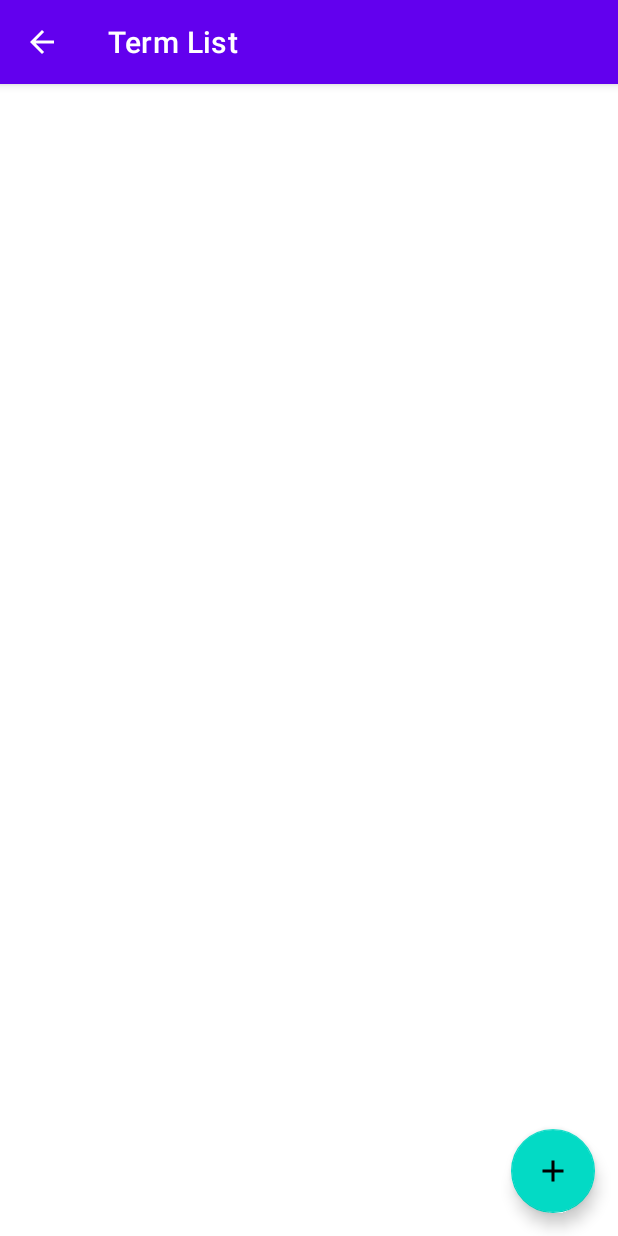
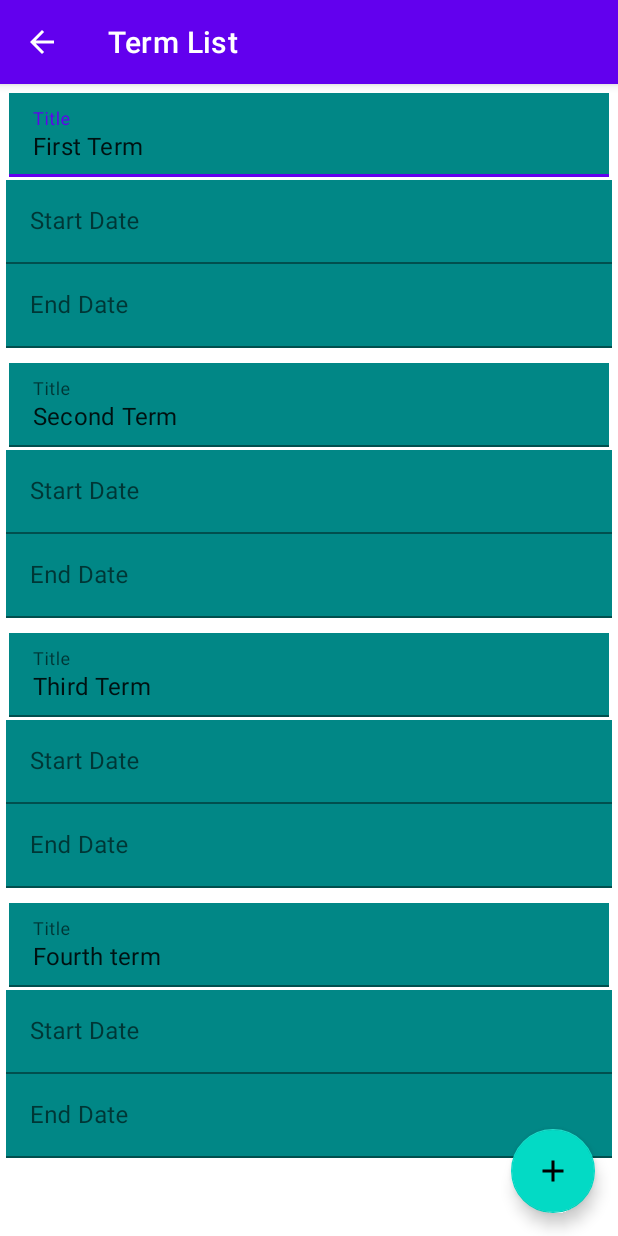
Before and after one commit to h0rak/termsApp, an Android app: the TermList screen opened directly, with no data from a screen before it, on a phone screen of 412 x 824 dp. Run offline under Robolectric (Android 15) with nearby library versions, the phone set to English and light mode, and no system bars; our stand-ins replace Room's generated code; 2 statements that could not run were skipped.

Commit message:
fifth commit

```diff
--- a/termsApp/app/build.gradle
+++ b/termsApp/app/build.gradle
@@ -8,8 +8,8 @@ android {
 
     defaultConfig {
         applicationId "com.example.termsapp"
-        minSdk 30
-        targetSdk 32
+        minSdk 26
+        targetSdk 31
         versionCode 1
         versionName "1.0"
 
@@ -34,7 +34,9 @@ dependencies {
     implementation 'com.google.android.material:material:1.7.0'
     implementation 'androidx.constraintlayout:constraintlayout:2.1.4'
     implementation 'androidx.room:room-common:2.4.3'
+    implementation 'androidx.room:room-runtime:2.4.3'
     testImplementation 'junit:junit:4.13.2'
     androidTestImplementation 'androidx.test.ext:junit:1.1.4'
     androidTestImplementation 'androidx.test.espresso:espresso-core:3.5.0'
+    annotationProcessor 'androidx.room:room-compiler:2.4.3'
 }
--- a/termsApp/app/src/main/java/com/example/termsapp/DAO/AssessmentDAO.java
+++ b/termsApp/app/src/main/java/com/example/termsapp/DAO/AssessmentDAO.java
@@ -1,4 +1,27 @@
 package com.example.termsapp.DAO;
 
+import androidx.room.Dao;
+import androidx.room.Delete;
+import androidx.room.Insert;
+import androidx.room.OnConflictStrategy;
+import androidx.room.Query;
+import androidx.room.Update;
+
+import com.example.termsapp.Entity.Assessment;
+
+import java.util.List;
+
+@Dao
 public interface AssessmentDAO {
+    @Insert(onConflict = OnConflictStrategy.IGNORE)
+    void insert(Assessment assessment);
+
+    @Update
+    void update(Assessment assessment);
+
+    @Delete
+    void delete(Assessment assessment);
+
+    @Query("SELECT * FROM Assessments ORDER BY assessmentID ASC;")
+    List<Assessment> getAllAssessments();
 }
--- a/termsApp/app/src/main/java/com/example/termsapp/DAO/CourseDAO.java
+++ b/termsApp/app/src/main/java/com/example/termsapp/DAO/CourseDAO.java
@@ -1,4 +1,27 @@
 package com.example.termsapp.DAO;
 
+import androidx.room.Dao;
+import androidx.room.Delete;
+import androidx.room.Insert;
+import androidx.room.OnConflictStrategy;
+import androidx.room.Query;
+import androidx.room.Update;
+
+import com.example.termsapp.Entity.Course;
+
+import java.util.List;
+
+@Dao
 public interface CourseDAO {
+    @Insert(onConflict = OnConflictStrategy.IGNORE)
+    void insert(Course course);
+
+    @Update
+    void update(Course course);
+
+    @Delete
+    void delete(Course course);
+
+    @Query("SELECT * FROM Courses ORDER BY courseID ASC;")
+    List<Course> getAllCourses();
 }
--- a/termsApp/app/src/main/java/com/example/termsapp/DAO/TermDAO.java
+++ b/termsApp/app/src/main/java/com/example/termsapp/DAO/TermDAO.java
@@ -1,4 +1,27 @@
 package com.example.termsapp.DAO;
 
+import androidx.room.Dao;
+import androidx.room.Delete;
+import androidx.room.Insert;
+import androidx.room.OnConflictStrategy;
+import androidx.room.Query;
+import androidx.room.Update;
+
+import com.example.termsapp.Entity.Term;
+
+import java.util.List;
+
+@Dao
 public interface TermDAO {
+    @Insert(onConflict = OnConflictStrategy.IGNORE)
+    void insert(Term term);
+
+    @Update
+    void update(Term term);
+
+    @Delete
+    void delete(Term term);
+
+    @Query("SELECT * FROM Terms ORDER BY termID ASC;")
+    List<Term> getAllTerms();
 }
--- a/termsApp/app/src/main/java/com/example/termsapp/Database/DatabaseBuilder.java
+++ b/termsApp/app/src/main/java/com/example/termsapp/Database/DatabaseBuilder.java
@@ -1,4 +1,34 @@
 package com.example.termsapp.Database;
 
-public class DatabaseBuilder {
+import android.content.Context;
+
+import androidx.room.Database;
+import androidx.room.Room;
+import androidx.room.RoomDatabase;
+import com.example.termsapp.DAO.AssessmentDAO;
+import com.example.termsapp.DAO.CourseDAO;
+import com.example.termsapp.DAO.TermDAO;
+import com.example.termsapp.Entity.Assessment;
+import com.example.termsapp.Entity.Course;
+import com.example.termsapp.Entity.Term;
+
+@Database(entities ={Term.class, Course.class, Assessment.class}, version = 1, exportSchema = false)
+public abstract class DatabaseBuilder extends RoomDatabase {
+
+    public abstract TermDAO termDAO();
+    public abstract CourseDAO courseDAO();
+    public abstract AssessmentDAO assessmentDAO();
+
+    private static volatile DatabaseBuilder INSTANCE;
+
+    static DatabaseBuilder getDatabase(final Context context) {
+        if (INSTANCE == null) {
+            synchronized (DatabaseBuilder.class) {
+                if (INSTANCE == null) {
+                    INSTANCE = Room.databaseBuilder(context.getApplicationContext(), DatabaseBuilder.class, "myDatabaseBuilder").build();}
+
+            }
+        }
+        return INSTANCE;
+    }
 }
--- a/termsApp/app/src/main/java/com/example/termsapp/Database/Repository.java
+++ b/termsApp/app/src/main/java/com/example/termsapp/Database/Repository.java
@@ -1,4 +1,67 @@
 package com.example.termsapp.Database;
 
+import android.app.Application;
+import com.example.termsapp.DAO.AssessmentDAO;
+import com.example.termsapp.DAO.CourseDAO;
+import com.example.termsapp.DAO.TermDAO;
+import com.example.termsapp.Entity.Assessment;
+import com.example.termsapp.Entity.Course;
+import com.example.termsapp.Entity.Term;
+import java.util.List;
+import java.util.concurrent.ExecutorService;
+import java.util.concurrent.Executors;
+
 public class Repository {
+    private final TermDAO mTermDAO;
+    private final CourseDAO mCourseDAO;
+    private final AssessmentDAO mAssessmentDAO;
+    private List<Term> mAllTerms;
+    private List<Course> mAllCourses;
+    private List<Assessment> mAllAssessments;
+
+    private static final int NUMBER_OF_THREADS=4;
+    static final ExecutorService databaseExecutor = Executors.newFixedThreadPool(NUMBER_OF_THREADS);
+
+    public Repository(Application application){
+        DatabaseBuilder db = DatabaseBuilder.getDatabase(application);
+        mTermDAO = db.termDAO();
+        mCourseDAO = db.courseDAO();
+        mAssessmentDAO = db.assessmentDAO();
+    }
+
+    public List<Term> getAllTerms(){
+        databaseExecutor.execute(()->{
+            mAllTerms=mTermDAO.getAllTerms();
+        });
+        try {
+            Thread.sleep(1000);
+        } catch (InterruptedException e) {
+            e.printStackTrace();
+        }
+        return mAllTerms;
+    }
+
+    public void insert(Term term){
+        databaseExecutor.execute(()->{
+            mTermDAO.insert(term);
+        });
+        try{
+            Thread.sleep(1000);
+        }
+        catch (InterruptedException e){
+            e.printStackTrace();
+        }
+    }
+
+    public void insert(Course course){
+        databaseExecutor.execute(()->{
+            mCourseDAO.insert(course);
+        });
+        try{
+            Thread.sleep(1000);
+        }
+        catch (InterruptedException e){
+            e.printStackTrace();
+        }
+    }
 }
--- a/termsApp/app/src/main/java/com/example/termsapp/Entity/Term.java
+++ b/termsApp/app/src/main/java/com/example/termsapp/Entity/Term.java
@@ -1,7 +1,11 @@
 package com.example.termsapp.Entity;
 
+import android.app.Application;
+import com.example.termsapp.Database.Repository;
 import androidx.room.Entity;
 import androidx.room.PrimaryKey;
+
+import com.example.termsapp.Database.Repository;
 
 @Entity(tableName = "Terms")
 public class Term {
@@ -18,6 +22,7 @@ public class Term {
         this.termStart = termStart;
         this.termEnd = termEnd;
     }
+
 
     public int getTermID() {
         return termID;
--- /dev/null
+++ b/termsApp/app/src/main/java/com/example/termsapp/UI/TermAdapter.java
@@ -0,0 +1,80 @@
+package com.example.termsapp.UI;
+
+import android.content.Context;
+import android.content.Intent;
+import android.view.LayoutInflater;
+import android.view.View;
+import android.view.ViewGroup;
+import android.widget.TextView;
+import androidx.annotation.NonNull;
+import androidx.recyclerview.widget.RecyclerView;
+import com.example.termsapp.Entity.Course;
+import com.example.termsapp.Entity.Term;
+import com.example.termsapp.R;
+import java.util.List;
+
+public class TermAdapter extends RecyclerView.Adapter<TermAdapter.TermViewHolder> {
+    class TermViewHolder extends RecyclerView.ViewHolder{
+
+        private final TextView termItemView;
+
+        private TermViewHolder(View itemView){ // testing ADDED params
+            super(itemView);
+            termItemView = itemView.findViewById(R.id.termNameInput);
+
+            itemView.setOnClickListener(new View.OnClickListener() {
+                @Override
+                public void onClick(View v) {
+                    int position = getAdapterPosition();
+                    final Term current = mTerms.get(position);
+                    Intent intent = new Intent(context, CourseList.class); // course.class was the mistake here
+                    intent.putExtra("id", current.getTermID()); // these bridge term list to course list?
+                    intent.putExtra("name", current.getTermName());
+                    intent.putExtra("start", current.getTermStart());
+                    intent.putExtra("end", current.getTermEnd());
+                    context.startActivity(intent);
+                }
+            });
+        }
+    }
+
+    private List<Term> mTerms;
+    private final Context context;
+    private final LayoutInflater mInflator;
+    public TermAdapter(Context context){
+        mInflator = LayoutInflater.from(context);
+        this.context = context;
+    }
+
+    @NonNull
+    @Override
+    public TermAdapter.TermViewHolder onCreateViewHolder(@NonNull ViewGroup parent, int viewType) {
+        View itemView = mInflator.inflate(R.layout.term_list_item, parent, false);
+        return new TermViewHolder(itemView);
+    }
+
+    @Override
+    public void onBindViewHolder(@NonNull TermAdapter.TermViewHolder holder, int position) {
+        if (mTerms!=null){
+            Term current = mTerms.get(position);
+            String name = current.getTermName();
+            holder.termItemView.setText(name);
+        }
+        else {
+            holder.termItemView.setText("No Term Name");
+        }
+    }
+
+    public void setTerms(List<Term> terms){
+        mTerms=terms;
+        notifyDataSetChanged();
+    }
+
+    @Override
+    public int getItemCount() {
+        if (mTerms!=null){
+            return mTerms.size();
+        }
+        return 0;
+    }
+}
--- a/termsApp/app/src/main/java/com/example/termsapp/UI/TermList.java
+++ b/termsApp/app/src/main/java/com/example/termsapp/UI/TermList.java
@@ -1,14 +1,21 @@
 package com.example.termsapp.UI;
 
 import androidx.appcompat.app.AppCompatActivity;
+import androidx.recyclerview.widget.LinearLayoutManager;
+import androidx.recyclerview.widget.RecyclerView;
 
+import android.content.Intent;
 import android.os.Bundle;
 import android.view.Menu;
-import android.view.MenuInflater;
 import android.view.MenuItem;
 import android.view.View;
+import android.widget.Button;
 
+import com.example.termsapp.Database.Repository;
+import com.example.termsapp.Entity.Term;
 import com.example.termsapp.R;
+
+import java.util.List;
 
 public class TermList extends AppCompatActivity {
 
@@ -16,15 +23,29 @@ public class TermList extends AppCompatActivity {
     protected void onCreate(Bundle savedInstanceState) {
         super.onCreate(savedInstanceState);
         setContentView(R.layout.activity_term_list);
+        RecyclerView recyclerView = findViewById(R.id.recyclerView);
+        Repository repository = new Repository(getApplication());
+        List<Term> terms = repository.getAllTerms();
+        final TermAdapter adapter = new TermAdapter(this); // create a final adapter
+        recyclerView.setAdapter(adapter); // set adapter to recycler
+        recyclerView.setLayoutManager(new LinearLayoutManager(this)); // set layout of recycler
+        adapter.setTerms(terms); // set the items in - using the adapter
+        Button button = findViewById(R.id.floatingActionButton);
+        button.setOnClickListener(new View.OnClickListener() {
+            @Override
+            public void onClick(View v) {
+                Intent intent = new Intent(TermList.this, TermDetail.class);
+            }
+        });
     }
 
-    public boolean onCreateOptionsMenu(Menu menu){
+    public boolean onCreateOptionsMenu(Menu menu) {
         getMenuInflater().inflate(R.menu.menu_termlist, menu);
         return true;
     }
 
-    public boolean onOptionsItemSelected(MenuItem menuItem){
-        switch (menuItem.getItemId()){
+    public boolean onOptionsItemSelected(MenuItem menuItem) {
+        switch (menuItem.getItemId()) {
             case android.R.id.home:
                 this.finish();
                 return true;
--- a/termsApp/app/src/main/res/layout/activity_term_list.xml
+++ b/termsApp/app/src/main/res/layout/activity_term_list.xml
@@ -17,25 +17,14 @@
         app:layout_constraintEnd_toEndOf="parent"
         app:srcCompat="@drawable/ic_baseline_add_24" />
 
-    <ScrollView
+    <androidx.recyclerview.widget.RecyclerView
+        android:id="@+id/recyclerView"
         android:layout_width="match_parent"
-        android:layout_height="match_parent">
-
-        <LinearLayout
-            android:layout_width="match_parent"
-            android:layout_height="wrap_content"
-            android:orientation="vertical" >
-
-            <LinearLayout
-                android:layout_width="match_parent"
-                android:layout_height="wrap_content"
-                android:orientation="horizontal"></LinearLayout>
-
-            <LinearLayout
-                android:layout_width="match_parent"
-                android:layout_height="wrap_content"
-                android:orientation="horizontal"></LinearLayout>
-        </LinearLayout>
-    </ScrollView>
+        android:layout_height="match_parent"
+        android:background="@color/white"
+        app:layout_constraintBottom_toBottomOf="parent"
+        app:layout_constraintEnd_toEndOf="parent"
+        app:layout_constraintStart_toStartOf="parent"
+        app:layout_constraintTop_toTopOf="parent" />
 
 </androidx.constraintlayout.widget.ConstraintLayout>
--- /dev/null
+++ b/termsApp/app/src/main/res/layout/term_list_item.xml
@@ -0,0 +1,82 @@
+<?xml version="1.0" encoding="utf-8"?>
+<androidx.constraintlayout.widget.ConstraintLayout xmlns:android="http://schemas.android.com/apk/res/android"
+    xmlns:app="http://schemas.android.com/apk/res-auto"
+    xmlns:tools="http://schemas.android.com/tools"
+    android:layout_width="match_parent"
+    android:layout_height="wrap_content">
+
+
+    <ScrollView
+        android:layout_width="match_parent"
+        android:layout_height="match_parent">
+
+        <LinearLayout
+            android:layout_margin="4dp"
+            android:layout_width="match_parent"
+            android:layout_height="wrap_content"
+            android:orientation="vertical" >
+
+            <LinearLayout
+                android:layout_width="match_parent"
+                android:layout_height="match_parent"
+                android:orientation="horizontal">
+
+                <com.google.android.material.textfield.TextInputLayout
+                    android:layout_margin="2dp"
+                    android:layout_width="match_parent"
+                    android:layout_height="match_parent"
+                    android:layout_weight="1">
+
+                    <com.google.android.material.textfield.TextInputEditText
+                        android:id="@+id/termNameInput"
+                        android:layout_width="match_parent"
+                        android:layout_height="wrap_content"
+                        android:background="@color/teal_700"
+                        android:hint="Title" />
+                </com.google.android.material.textfield.TextInputLayout>
+
+            </LinearLayout>
+
+            <LinearLayout
+                android:layout_width="match_parent"
+                android:layout_height="match_parent"
+                android:orientation="horizontal">
+
+                <com.google.android.material.textfield.TextInputLayout
+                    android:layout_width="match_parent"
+                    android:layout_height="match_parent"
+                    android:layout_weight="1">
+
+                    <com.google.android.material.textfield.TextInputEditText
+                        android:id="@+id/termStartInput"
+                        android:layout_width="match_parent"
+                        android:layout_height="wrap_content"
+                        android:background="@color/teal_700"
+                        android:hint="Start Date" />
+                </com.google.android.material.textfield.TextInputLayout>
+
+            </LinearLayout>
+
+            <LinearLayout
+                android:layout_width="match_parent"
+                android:layout_height="match_parent"
+                android:orientation="horizontal">
+
+                <com.google.android.material.textfield.TextInputLayout
+                    android:layout_width="match_parent"
+                    android:layout_height="match_parent"
+                    android:layout_weight="1">
+
+                    <com.google.android.material.textfield.TextInputEditText
+                        android:id="@+id/termEndInput"
+                        android:layout_width="match_parent"
+                        android:layout_height="wrap_content"
+                        android:background="@color/teal_700"
+                        android:hint="End Date" />
+                </com.google.android.material.textfield.TextInputLayout>
+
+            </LinearLayout>
+        </LinearLayout>
+    </ScrollView>
+
+</androidx.constraintlayout.widget.ConstraintLayout>
```
Also changed, not shown: termsApp/app/src/main/java/com/example/termsapp/Entity/Assessment.java (+50 -0 lines), termsApp/app/src/main/java/com/example/termsapp/UI/CourseList.java (+17 -0 lines), termsApp/app/src/main/java/com/example/termsapp/UI/MainActivity.java (+33 -2 lines), termsApp/app/src/main/res/layout/activity_course_list.xml (+8 -0 lines), termsApp/app/src/main/res/layout/activity_main.xml (+2 -9 lines).
